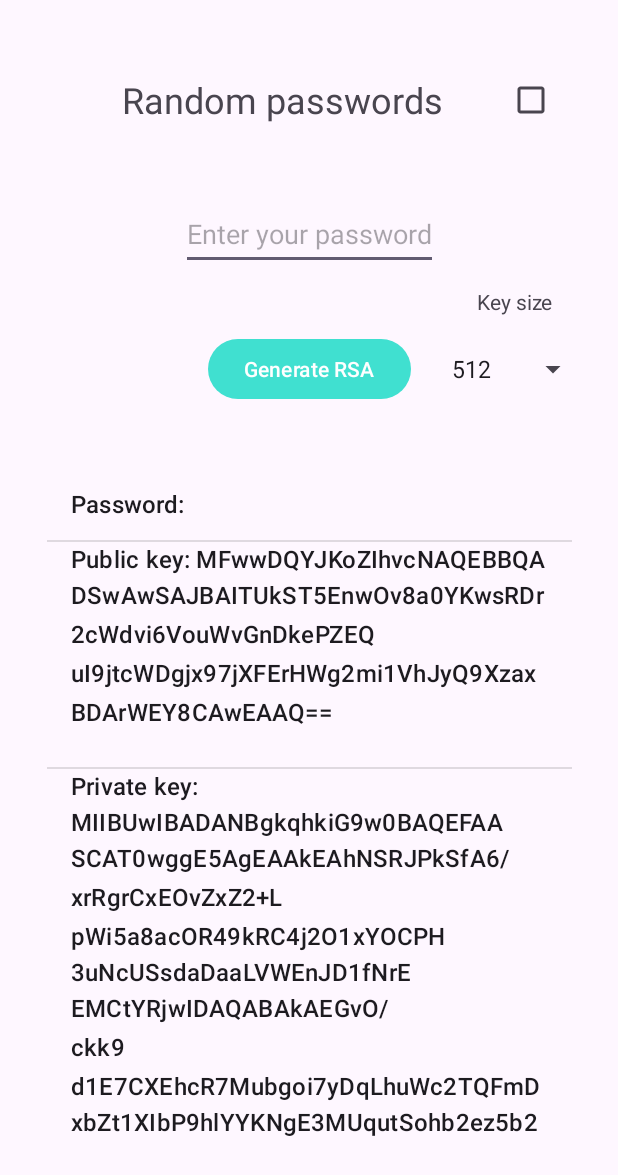
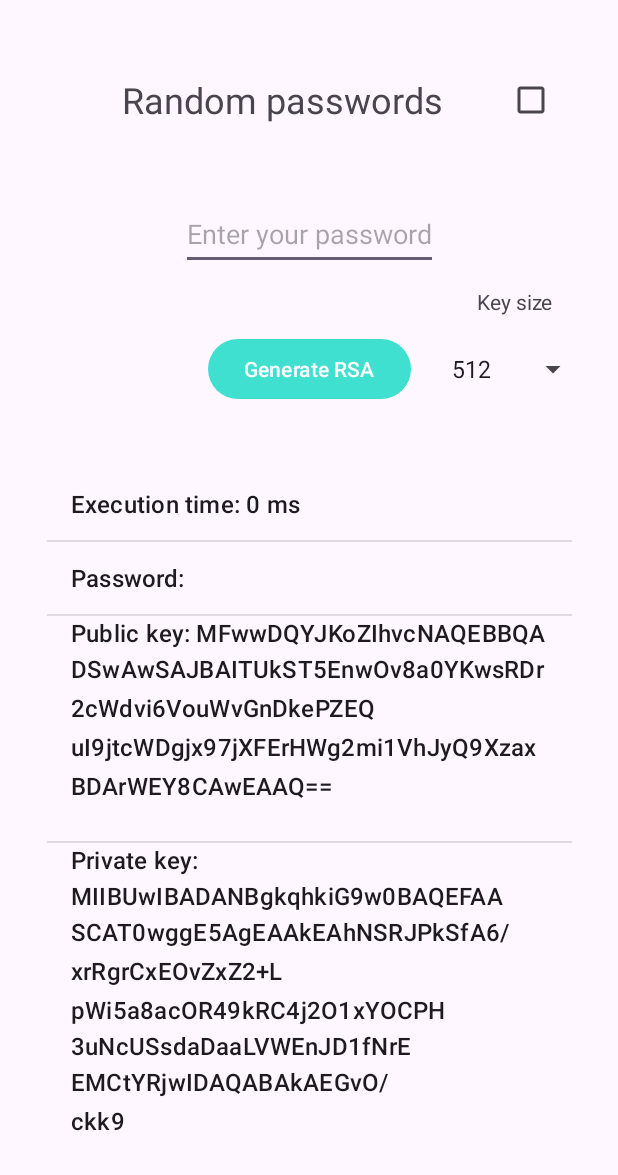
Before and after one commit to Maroosek/CryptographyProject, an Android app: the RSAActivity screen opened directly, with no data from a screen before it, after a tap on "Generate RSA", on a phone screen of 412 x 824 dp. Shown: the top 1175 px of the screen. Run offline under Robolectric (Android 15) with nearby library versions, the phone set to English and light mode, and no system bars.

Commit message:
- Adjusted results placement

```diff
--- a/app/src/main/java/pl/marosek/cryptoproject/RSAActivity.kt
+++ b/app/src/main/java/pl/marosek/cryptoproject/RSAActivity.kt
@@ -108,7 +108,7 @@ class RSAActivity : AppCompatActivity() {
                 }
             }
             refreshList(listViewRSA, passList)
-            passList.add("Execution time: " + executionTime.toString() + " ms")
+            passList.add(0,"Execution time: " + executionTime.toString() + " ms")
             Toast.makeText(this, "Time: $executionTime ms", Toast.LENGTH_LONG).show()
         }
     }
```
Also changed, not shown: app/src/main/java/pl/marosek/cryptoproject/AESActivity.kt (+4 -3 lines).
